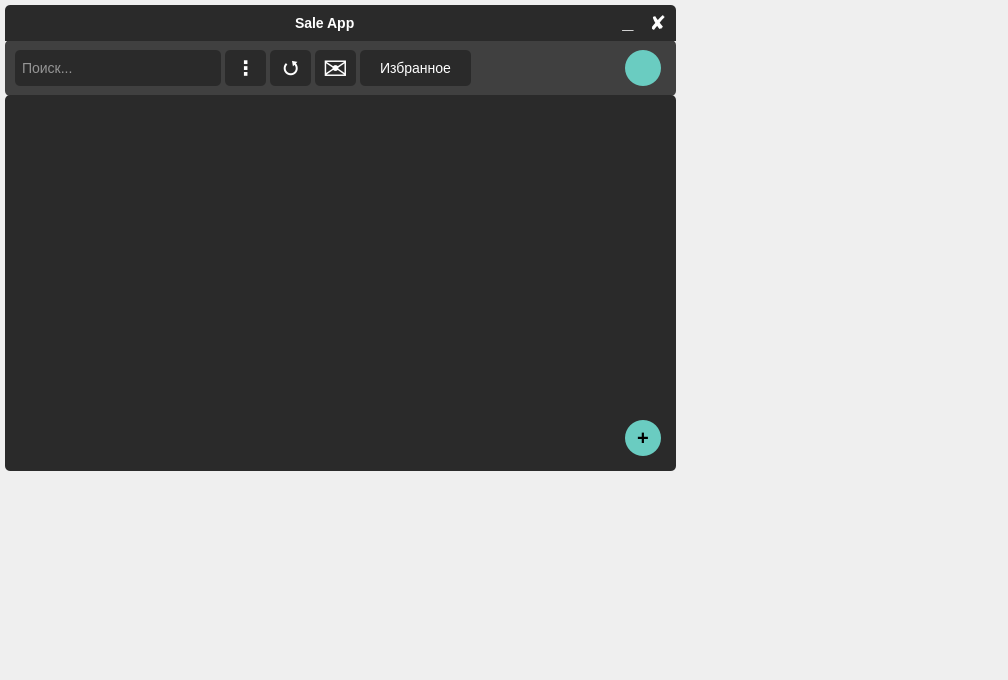
b0shka/selling_apps, file autorization_mainwindow/autorization_mainwindow.ui: the form before one commit.
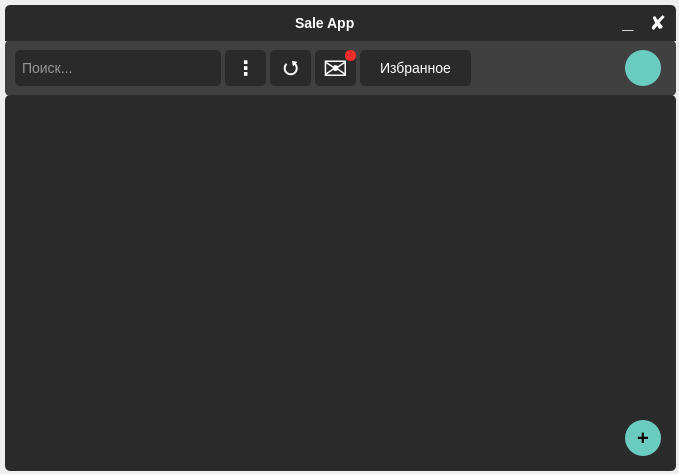
The form after the commit.

```diff
--- a/autorization_mainwindow/autorization_mainwindow.ui
+++ b/autorization_mainwindow/autorization_mainwindow.ui
@@ -6,8 +6,8 @@
    <rect>
     <x>0</x>
     <y>0</y>
-    <width>1008</width>
-    <height>680</height>
+    <width>679</width>
+    <height>474</height>
    </rect>
   </property>
   <property name="minimumSize">
@@ -293,6 +293,34 @@
       <string>⭯</string>
      </property>
     </widget>
+    <widget class="QLabel" name="label_8">
+     <property name="geometry">
+      <rect>
+       <x>340</x>
+       <y>10</y>
+       <width>11</width>
+       <height>11</height>
+      </rect>
+     </property>
+     <property name="font">
+      <font>
+       <pointsize>-1</pointsize>
+       <weight>75</weight>
+       <bold>true</bold>
+      </font>
+     </property>
+     <property name="styleSheet">
+      <string notr="true">font-size: 8px;
+color: black;
+background-color: #f22c2c;</string>
+     </property>
+     <property name="text">
+      <string/>
+     </property>
+     <property name="alignment">
+      <set>Qt::AlignCenter</set>
+     </property>
+    </widget>
    </widget>
    <widget class="QListWidget" name="listWidget">
     <property name="geometry">
```
Left out of the diff: 19 changed lines with no effect on the pictures.
